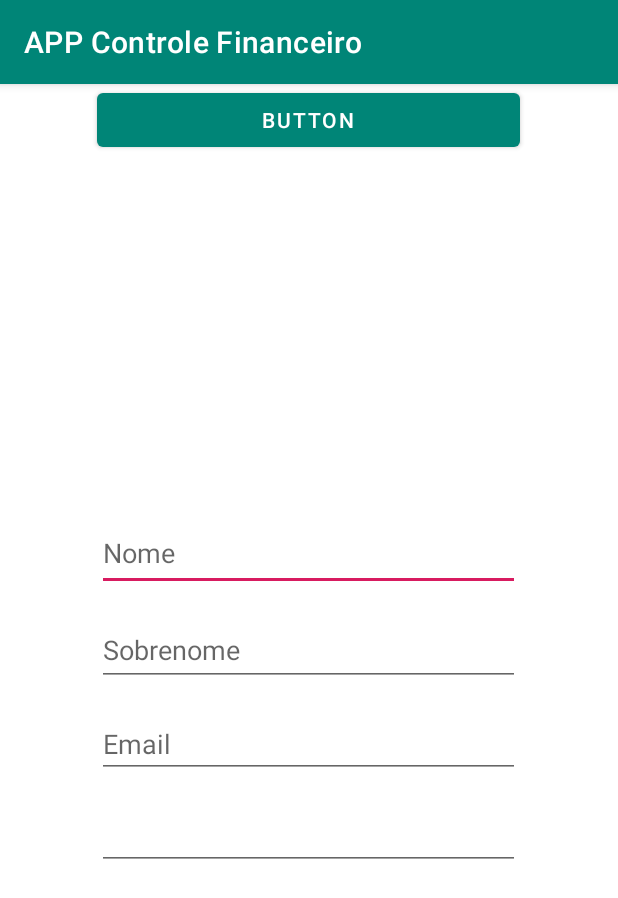
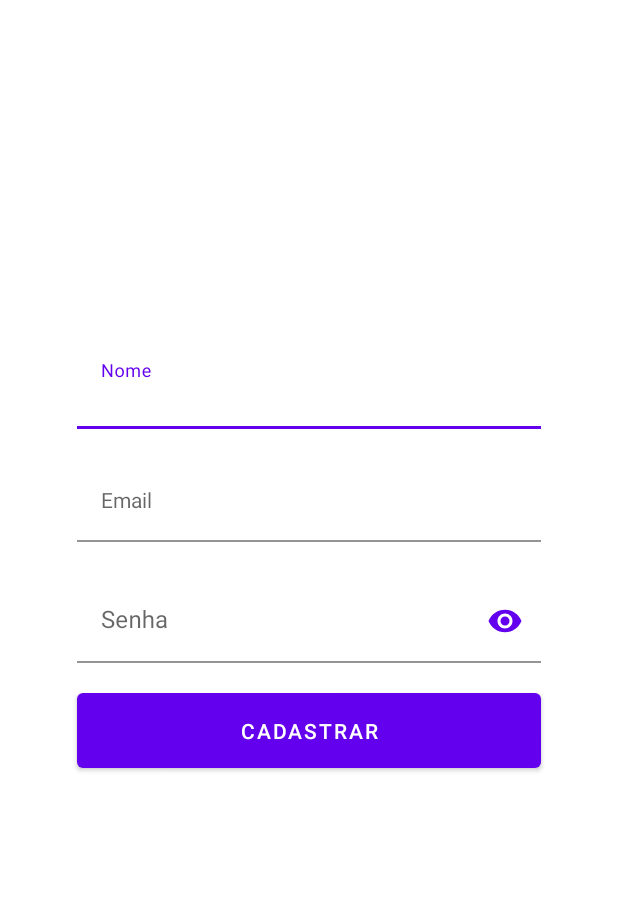
Before and after one commit to DiegoSaturno/app-controle-financeiro, an Android app: the screen it shows after launch (SignUpActivity), after a tap on "CADASTRE-SE", on a phone screen of 412 x 824 dp. Shown: the top 898 px of the screen. Run offline under Robolectric (Android 15) with nearby library versions, the phone set to English and light mode, and no system bars; our stand-ins replace Firebase (no records; nobody signed in at launch, a user with empty details on screens opened directly); 1 statement that could not run was skipped.

Commit message:
Authentication and signup

```diff
--- a/app/src/main/java/com/diegoliv/appcontrolefinanceiro/activities/MainActivity.kt
+++ /dev/null
@@ -1,29 +0,0 @@
-package com.diegoliv.appcontrolefinanceiro.activities
-
-import android.content.Intent
-import android.support.v7.app.AppCompatActivity
-import android.os.Bundle
-import android.view.View
-import android.widget.Button
-import com.diegoliv.appcontrolefinanceiro.R
-import com.diegoliv.appcontrolefinanceiro.activities.auth.SignUpActivity
-
-class MainActivity : AppCompatActivity() {
-
-    override fun onCreate(savedInstanceState: Bundle?) {
-        super.onCreate(savedInstanceState)
-        setContentView(R.layout.activity_main)
-
-        setOnClickListener()
-    }
-
-    private fun setOnClickListener() {
-        val button = findViewById<Button>(R.id.button2)
-
-        button.setOnClickListener(View.OnClickListener {
-            val intent = Intent(this@MainActivity, SignUpActivity::class.java)
-
-            startActivity(intent)
-        })
-    }
-}
--- a/app/src/main/java/com/diegoliv/appcontrolefinanceiro/activities/auth/SignUpActivity.kt
+++ /dev/null
@@ -1,49 +0,0 @@
-package com.diegoliv.appcontrolefinanceiro.activities.auth
-
-import android.support.v7.app.AppCompatActivity
-import android.os.Bundle
-import android.view.View
-import android.widget.Button
-import android.widget.TextView
-import com.diegoliv.appcontrolefinanceiro.R
-import com.google.firebase.auth.FirebaseAuth
-
-class SignUpActivity : AppCompatActivity() {
-
-    private lateinit var firebaseAuth: FirebaseAuth
-    private lateinit var nameTextView: TextView
-    private lateinit var lastNameTextView: TextView
-    private lateinit var emailTextView: TextView
-    private lateinit var passwordTextView: TextView
-    private lateinit var signUpButton: Button
-
-    override fun onCreate(savedInstanceState: Bundle?) {
-        super.onCreate(savedInstanceState)
-        setContentView(R.layout.activity_sign_up)
-
-        signUpButton = findViewById<Button>(R.id.button)
-        nameTextView = findViewById<TextView>(R.id.firstNameTextView)
-        lastNameTextView = findViewById<TextView>(R.id.lastNameTextView)
-        emailTextView = findViewById<TextView>(R.id.emailTextView)
-        passwordTextView = findViewById(R.id.passwordTextView)
-
-        firebaseAuth = FirebaseAuth.getInstance()
-
-        setSignUpButtonOnClickListener()
-    }
-
-    private fun setSignUpButtonOnClickListener() {
-
-        signUpButton.setOnClickListener(View.OnClickListener {
-
-        })
-    }
-
-    private fun createAccount(email: String, password: String) {
-
-    }
-
-    private fun validateForm() {
-
-    }
-}
--- /dev/null
+++ b/app/src/main/java/com/diegoliv/controlefinanceiro/activities/authentication/MainActivity.kt
@@ -0,0 +1,59 @@
+package com.diegoliv.controlefinanceiro.activities.authentication
+
+import android.content.Intent
+import androidx.appcompat.app.AppCompatActivity
+import android.os.Bundle
+import android.util.Log
+import android.view.View
+import android.widget.Button
+import android.widget.EditText
+import com.diegoliv.controlefinanceiro.R
+import com.diegoliv.controlefinanceiro.activities.authentication.signup.SignUpActivity
+import com.diegoliv.controlefinanceiro.activities.main_page.MainPageActivity
+import com.google.firebase.auth.FirebaseAuth
+
+class MainActivity : AppCompatActivity() {
+
+    private lateinit var emailText: EditText
+    private lateinit var passwordText: EditText
+
+    private lateinit var auth: FirebaseAuth
+
+    override fun onCreate(savedInstanceState: Bundle?) {
+
+        super.onCreate(savedInstanceState)
+
+        auth = FirebaseAuth.getInstance()
+        val currentUser = auth.currentUser
+        Log.d("User", currentUser.toString())
+        if (currentUser == null) {
+            setContentView(R.layout.activity_main)
+
+            emailText = findViewById(R.id.emailText)
+            passwordText = findViewById(R.id.passwordText)
+
+            setSigninButtonOnClickListener()
+            setSignupButtonOnClickListener()
+        } else {
+            redirectToMainPage()
+        }
+
+    }
+
+    private fun setSigninButtonOnClickListener() {
+        findViewById<Button>(R.id.login_button).setOnClickListener(View.OnClickListener {
+            var email = emailText.getText().toString()
+            Log.d("Teste", email)
+        })
+    }
+
+    private fun setSignupButtonOnClickListener() {
+        findViewById<Button>(R.id.signUpButton).setOnClickListener {
+            startActivity(Intent(this@MainActivity, SignUpActivity::class.java))
+        }
+    }
+
+    private fun redirectToMainPage() {
+        startActivity(Intent(this@MainActivity, MainPageActivity::class.java))
+    }
+}
--- /dev/null
+++ b/app/src/main/java/com/diegoliv/controlefinanceiro/activities/authentication/signup/SignUpActivity.kt
@@ -0,0 +1,76 @@
+package com.diegoliv.controlefinanceiro.activities.authentication.signup
+
+import android.content.Intent
+import androidx.appcompat.app.AppCompatActivity
+import android.os.Bundle
+import android.widget.Button
+import android.widget.EditText
+import com.diegoliv.controlefinanceiro.R
+import com.diegoliv.controlefinanceiro.activities.authentication.MainActivity
+import com.diegoliv.controlefinanceiro.activities.main_page.MainPageActivity
+import com.google.android.material.dialog.MaterialAlertDialogBuilder
+import com.google.firebase.auth.FirebaseAuth
+
+class SignUpActivity : AppCompatActivity() {
+
+    private lateinit var emailText: EditText
+    private lateinit var nomeText: EditText
+    private lateinit var passwordText: EditText
+
+    private lateinit var auth: FirebaseAuth
+
+
+    override fun onCreate(savedInstanceState: Bundle?) {
+        auth = FirebaseAuth.getInstance()
+        super.onCreate(savedInstanceState)
+        setContentView(R.layout.activity_sign_up)
+
+        emailText = findViewById(R.id.emailText)
+        nomeText = findViewById(R.id.nomeText)
+        passwordText = findViewById(R.id.passwordText)
+
+        setCadastrarOnClickListener()
+    }
+
+    private fun setCadastrarOnClickListener() {
+        findViewById<Button>(R.id.signUpButton).setOnClickListener {
+            if (isAllFieldsFullfilled()) {
+                createNewUser(getValue(emailText), getValue(passwordText))
+            } else {
+                showAlertDialog("Atenção!","Preencha todos os campos.").show()
+            }
+        }
+    }
+
+    private fun isAllFieldsFullfilled(): Boolean {
+        return getValue(emailText) != "" && getValue(nomeText) != "" && getValue(passwordText) != ""
+    }
+
+    private fun showAlertDialog(title: String, mensagem: String): MaterialAlertDialogBuilder {
+        return MaterialAlertDialogBuilder(this)
+            .setTitle(title)
+            .setMessage(mensagem)
+            .setPositiveButton("OK", null)
+            //.show()
+    }
+
+    private fun getValue(textField: EditText): String {
+        return textField.text.toString()
+    }
+
+    private fun createNewUser(email: String, password: String) {
+        auth.createUserWithEmailAndPassword(email, password)
+            .addOnCompleteListener(this) { task ->
+                if (task.isSuccessful) {
+                    showAlertDialog("Sucesso!", "Cadastro realizado com sucesso!")
+                        .show()
+                        .setOnDismissListener {
+                            startActivity(Intent(this@SignUpActivity, MainActivity::class.java))
+                        }
+                } else {
+                    showAlertDialog("Erro", "Erro ao realizar cadastro. Tente novamente.")
+                        .show()
+                }
+            }
+    }
+}
--- a/app/src/main/res/layout/activity_sign_up.xml
+++ b/app/src/main/res/layout/activity_sign_up.xml
@@ -1,54 +1,67 @@
 <?xml version="1.0" encoding="utf-8"?>
-<android.support.constraint.ConstraintLayout
+<androidx.constraintlayout.widget.ConstraintLayout
         xmlns:android="http://schemas.android.com/apk/res/android"
         xmlns:tools="http://schemas.android.com/tools"
         xmlns:app="http://schemas.android.com/apk/res-auto"
         android:layout_width="match_parent"
         android:layout_height="match_parent"
-        tools:context=".activities.auth.SignUpActivity">
-    <EditText
-            android:layout_width="282dp"
-            android:layout_height="50dp"
-            android:inputType="textPersonName"
-            android:hint="Nome"
-            android:ems="10"
-            android:id="@+id/firstNameTextView" android:layout_marginEnd="8dp"
-            app:layout_constraintEnd_toEndOf="parent" android:layout_marginStart="8dp"
-            app:layout_constraintStart_toStartOf="parent" app:layout_constraintHorizontal_bias="0.495"
-            android:layout_marginTop="288dp" app:layout_constraintTop_toTopOf="parent"/>
-    <EditText
+        tools:context=".activities.authentication.signup.SignUpActivity"
+        android:background="@color/white">
+    <com.google.android.material.textfield.TextInputLayout
+            android:layout_width="309dp"
+            android:layout_height="62dp"
+            app:layout_constraintStart_toStartOf="parent" app:layout_constraintEnd_toEndOf="parent"
+            android:id="@+id/textInputLayout" android:background="@color/white"
+            app:layout_constraintTop_toTopOf="parent" android:layout_marginTop="230dp">
+
+        <com.google.android.material.textfield.TextInputEditText
+                android:layout_width="match_parent"
+                android:layout_height="wrap_content"
+                android:hint="@string/nome_input" android:background="@color/white" android:id="@+id/nomeText"/>
+    </com.google.android.material.textfield.TextInputLayout>
+    <com.google.android.material.textfield.TextInputLayout
             android:layout_width="0dp"
-            android:layout_height="47dp"
-            android:inputType="textPersonName"
-            android:hint="Sobrenome"
-            android:ems="10"
-            android:id="@+id/lastNameTextView" android:layout_marginTop="16dp"
-            app:layout_constraintTop_toBottomOf="@+id/firstNameTextView"
-            app:layout_constraintEnd_toEndOf="@+id/firstNameTextView"
-            app:layout_constraintStart_toStartOf="@+id/firstNameTextView"/>
-    <EditText
+            android:layout_height="62dp"
+            app:layout_constraintStart_toStartOf="@+id/textInputLayout"
+            app:layout_constraintEnd_toEndOf="@+id/textInputLayout" android:layout_marginTop="16dp"
+            app:layout_constraintTop_toBottomOf="@+id/textInputLayout" android:background="@color/white"
+            style="@style/Widget.MaterialComponents.TextInputLayout.FilledBox" android:id="@+id/textInputLayout3">
+
+        <com.google.android.material.textfield.TextInputEditText
+                android:layout_width="match_parent"
+                android:layout_height="wrap_content"
+                android:hint="@string/email_input" android:background="@color/white"
+                style="@style/Widget.MaterialComponents.TextInputLayout.FilledBox"
+                android:id="@+id/emailText"
+                android:inputType="textEmailAddress"
+                android:ems="10"/>
+    </com.google.android.material.textfield.TextInputLayout>
+    <com.google.android.material.textfield.TextInputLayout
             android:layout_width="0dp"
-            android:layout_height="wrap_content"
-            android:inputType="textEmailAddress"
-            android:ems="10"
-            android:hint="Email"
-            android:id="@+id/emailTextView"
-            app:layout_constraintEnd_toEndOf="@+id/lastNameTextView"
-            app:layout_constraintStart_toStartOf="@+id/lastNameTextView" app:layout_constraintHorizontal_bias="1.0"
-            android:layout_marginTop="16dp" app:layout_constraintTop_toBottomOf="@+id/lastNameTextView"/>
-    <Button
-            android:text="Button"
+            android:layout_height="62dp"
+            app:endIconMode="password_toggle"
+            app:endIconTint="@color/colorPrimary"
+            app:layout_constraintEnd_toEndOf="@+id/textInputLayout3"
+            app:layout_constraintStart_toStartOf="@+id/textInputLayout3" android:layout_marginTop="16dp"
+            app:layout_constraintTop_toBottomOf="@+id/textInputLayout3" android:background="@color/white"
+            android:hint="@string/senha_input" app:hintAnimationEnabled="true" app:hintEnabled="true"
+            android:id="@+id/textInputLayout4">
+
+        <com.google.android.material.textfield.TextInputEditText
+                android:layout_width="match_parent"
+                android:layout_height="wrap_content"
+                android:inputType="textPassword"
+                android:background="@color/white" android:id="@+id/passwordText"/>
+    </com.google.android.material.textfield.TextInputLayout>
+    <com.google.android.material.button.MaterialButton
+            android:id="@+id/signUpButton"
+            style="@style/Widget.MaterialComponents.Button"
             android:layout_width="0dp"
-            android:layout_height="wrap_content" tools:layout_editor_absoluteY="573dp"
-            android:id="@+id/button" app:layout_constraintStart_toStartOf="@+id/emailTextView"
-            app:layout_constraintEnd_toEndOf="@+id/emailTextView" app:layout_constraintHorizontal_bias="0.0"/>
-    <EditText
-            android:layout_width="0dp"
-            android:layout_height="wrap_content"
-            android:inputType="textPassword"
-            android:ems="10"
-            android:id="@+id/passwordTextView" android:layout_marginTop="16dp"
-            app:layout_constraintTop_toBottomOf="@+id/emailTextView"
-            app:layout_constraintStart_toStartOf="@+id/emailTextView"
-            app:layout_constraintEnd_toEndOf="@+id/emailTextView"/>
-</android.support.constraint.ConstraintLayout>
+            android:layout_height="62dp"
+            android:text="Cadastrar"
+            app:layout_constraintEnd_toEndOf="@+id/textInputLayout4"
+            app:layout_constraintStart_toStartOf="@+id/textInputLayout4"
+            app:layout_constraintHorizontal_bias="0.0" app:layout_constraintTop_toBottomOf="@+id/textInputLayout4"
+            android:layout_marginTop="8dp"/>
+
+</androidx.constraintlayout.widget.ConstraintLayout>
--- a/app/src/main/res/values/colors.xml
+++ b/app/src/main/res/values/colors.xml
@@ -1,6 +1,7 @@
 <?xml version="1.0" encoding="utf-8"?>
 <resources>
-    <color name="colorPrimary">#008577</color>
-    <color name="colorPrimaryDark">#00574B</color>
+    <color name="colorPrimary">#6300ED</color>
+    <color name="colorPrimaryDark">#2E006E</color>
     <color name="colorAccent">#D81B60</color>
+    <color name="white">#FFF</color>
 </resources>
--- a/app/src/main/res/values/strings.xml
+++ b/app/src/main/res/values/strings.xml
@@ -1,3 +1,8 @@
 <resources>
-    <string name="app_name">APP Controle Financeiro</string>
+    <string name="app_name">Controle Financeiro</string>
+    <string name="login_button">Login</string>
+    <string name="email_input">Email</string>
+    <string name="senha_input">Senha</string>
+    <string name="nome_input">Nome</string>
+
 </resources>
--- a/app/src/main/res/values/styles.xml
+++ b/app/src/main/res/values/styles.xml
@@ -1,11 +1,25 @@
 <resources>
 
     <!-- Base application theme. -->
-    <style name="AppTheme" parent="Theme.MaterialComponents.Light.DarkActionBar">
+    <style name="AppTheme" parent="Theme.MaterialComponents.Light.NoActionBar">
         <!-- Customize your theme here. -->
         <item name="colorPrimary">@color/colorPrimary</item>
         <item name="colorPrimaryDark">@color/colorPrimaryDark</item>
         <item name="colorAccent">@color/colorAccent</item>
+        <item name="scrimBackground">@color/mtrl_scrim_color</item>
+        <item name="textAppearanceHeadline1">@style/TextAppearance.MaterialComponents.Headline1</item>
+        <item name="textAppearanceHeadline2">@style/TextAppearance.MaterialComponents.Headline2</item>
+        <item name="textAppearanceHeadline3">@style/TextAppearance.MaterialComponents.Headline3</item>
+        <item name="textAppearanceHeadline4">@style/TextAppearance.MaterialComponents.Headline4</item>
+        <item name="textAppearanceHeadline5">@style/TextAppearance.MaterialComponents.Headline5</item>
+        <item name="textAppearanceHeadline6">@style/TextAppearance.MaterialComponents.Headline6</item>
+        <item name="textAppearanceSubtitle1">@style/TextAppearance.MaterialComponents.Subtitle1</item>
+        <item name="textAppearanceSubtitle2">@style/TextAppearance.MaterialComponents.Subtitle2</item>
+        <item name="textAppearanceBody1">@style/TextAppearance.MaterialComponents.Body1</item>
+        <item name="textAppearanceBody2">@style/TextAppearance.MaterialComponents.Body2</item>
+        <item name="textAppearanceCaption">@style/TextAppearance.MaterialComponents.Caption</item>
+        <item name="textAppearanceButton">@style/TextAppearance.MaterialComponents.Button</item>
+        <item name="textAppearanceOverline">@style/TextAppearance.MaterialComponents.Overline</item>
     </style>
 
 </resources>
--- a/build.gradle
+++ b/build.gradle
@@ -1,7 +1,7 @@
 // Top-level build file where you can add configuration options common to all sub-projects/modules.
 
 buildscript {
-    ext.kotlin_version = '1.3.21'
+    ext.kotlin_version = '1.3.31'
     repositories {
         google()
         jcenter()
@@ -11,6 +11,7 @@ buildscript {
         classpath 'com.android.tools.build:gradle:3.4.0'
         classpath "org.jetbrains.kotlin:kotlin-gradle-plugin:$kotlin_version"
         classpath 'com.google.gms:google-services:4.2.0'
+
         // NOTE: Do not place your application dependencies here; they belong
         // in the individual module build.gradle files
     }
--- a/gradle.properties
+++ b/gradle.properties
@@ -13,3 +13,5 @@ org.gradle.jvmargs=-Xmx1536m
 # org.gradle.parallel=true
 # Kotlin code style for this project: "official" or "obsolete":
 kotlin.code.style=official
+android.useAndroidX=true
+android.enableJetifier=true
```
Also changed, not shown: app/build.gradle (+9 -12 lines), app/src/main/AndroidManifest.xml (+4 -4 lines), app/src/main/java/com/diegoliv/controlefinanceiro/activities/main_page/MainPageActivity.kt (added, +54 -0 lines), app/src/main/java/com/diegoliv/controlefinanceiro/infrastructure/firebase/FirebaseDbHelper.kt (added, +13 -0 lines), app/src/main/res/layout/activity_main.xml (+66 -16 lines), app/src/main/res/layout/activity_main_page.xml (added, +19 -0 lines), gradle/wrapper/gradle-wrapper.properties, 5 other files.
